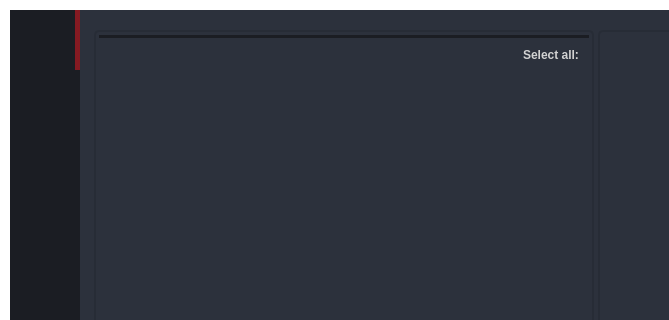
Old version of the form stdatalog_gui/UI/Ui_MainWindow.ui in the repository STMicroelectronics/stdatalog_gui; both pictures show x 0 to 669 and y 0 to 320 of the 1102 by 1086 pixel window.
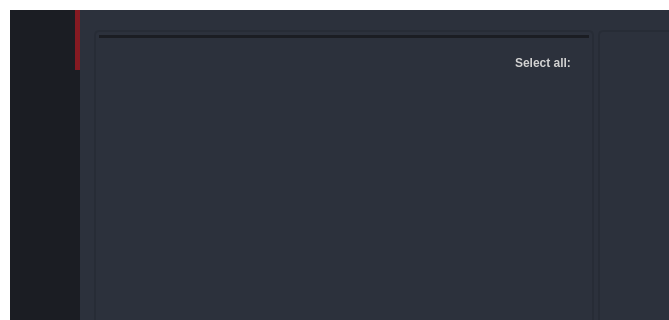
New version of the form. The open tabs and pages were chosen to show the change. Icons and pictures are not drawn.

Diff of the .ui file:
```diff
--- a/stdatalog_gui/UI/Ui_MainWindow.ui
+++ b/stdatalog_gui/UI/Ui_MainWindow.ui
@@ -397,6 +397,65 @@
     border-bottom-left-radius: 6px;
     border-top-right-radius: 6px;
     border-top-left-radius: 6px;
+}
+
+/* SPINBOX */
+QSpinBox {
+    color: rgb(255,255,255);
+    background-color: rgb(27, 29, 35);
+    border-radius: 5px;
+    border: 2px solid rgb(27, 29, 35);
+    padding-left: 10px;
+}
+QSpinBox:hover {
+    border: 2px solid rgb(58, 66, 81);
+}
+QSpinBox:focus {
+    border: 2px solid rgb(91, 101, 124);
+}
+QSpinBox:disabled {
+    color: rgb(60,60,60);
+	border: 2px solid rgb(32, 32, 32);
+}
+
+QSpinBox::up-button {
+    subcontrol-origin: border;
+    subcontrol-position: top right;
+    width: 16px;
+    border: 1px solid rgb(58, 66, 81);
+}
+QSpinBox::down-button {
+    subcontrol-origin: border;
+    subcontrol-position: bottom right;
+    width: 16px;
+    border: 1px solid rgb(58, 66, 81);
+}
+
+QSpinBox::up-button:hover {
+	background-color: rgb(52, 59, 72);
+}
+QSpinBox::down-button:hover {
+	background-color: rgb(52, 59, 72);
+}
+
+QSpinBox::up-arrow {
+    image: url(:/icons/icons/outline_keyboard_arrow_up_white_18dp.png);
+    width: 10px;
+    height: 10px;
+}
+QSpinBox::down-arrow {
+    image: url(:/icons/icons/outline_keyboard_arrow_down_white_18dp.png);
+    width: 10px;
+    height: 10px;
+}
+
+QSpinBox::up-arrow:hover {
+    width: 16px;
+    height: 16px;
+}
+QSpinBox::down-arrow:hover {
+    width: 16px;
+    height: 16px;
 }</string>
       </property>
       <property name="frameShape">
@@ -899,8 +958,8 @@
                       <property name="frameShadow">
                        <enum>QFrame::Raised</enum>
                       </property>
-                      <layout class="QVBoxLayout" name="verticalLayout_17">
-                       <item>
+                      <layout class="QVBoxLayout" name="verticalLayout_11">
+                       <item alignment="Qt::AlignmentFlag::AlignRight">
                         <widget class="QFrame" name="frame_log_file_options">
                          <property name="frameShape">
                           <enum>QFrame::StyledPanel</enum>
@@ -1119,8 +1178,8 @@
                             <rect>
                              <x>0</x>
                              <y>0</y>
-                             <width>482</width>
-                             <height>45</height>
+                             <width>496</width>
+                             <height>1003</height>
                             </rect>
                            </property>
                            <layout class="QVBoxLayout" name="verticalLayout_3">
@@ -1190,22 +1249,7 @@
                                 <height>0</height>
                                </size>
                               </property>
-                              <layout class="QVBoxLayout" name="verticalLayout_11">
-                               <property name="spacing">
-                                <number>0</number>
-                               </property>
-                               <property name="leftMargin">
-                                <number>0</number>
-                               </property>
-                               <property name="topMargin">
-                                <number>0</number>
-                               </property>
-                               <property name="rightMargin">
-                                <number>0</number>
-                               </property>
-                               <property name="bottomMargin">
-                                <number>0</number>
-                               </property>
+                              <layout class="QVBoxLayout" name="verticalLayout_17">
                                <item>
                                 <widget class="QFrame" name="select_all_frame">
                                  <property name="minimumSize">
@@ -1214,14 +1258,90 @@
                                    <height>0</height>
                                   </size>
                                  </property>
-                                 <property name="frameShape">
-                                  <enum>QFrame::StyledPanel</enum>
+                                 <property name="cursor">
+                                  <cursorShape>ArrowCursor</cursorShape>
+                                 </property>
+                                 <property name="styleSheet">
+                                  <string notr="true">QFrame {
+	 border: transparent
+}
+QLineEdit {
+	background-color: rgb(27, 29, 35);
+	border-radius: 5px;
+	border: 2px solid rgb(27, 29, 35);
+	padding-left: 10px;
+}
+QLineEdit:hover {
+	border: 2px solid rgb(64, 71, 88);
+}
+QLineEdit:focus {
+	border: 2px solid rgb(91, 101, 124);
+}
+QLineEdit:disabled {
+	background-color: rgb(36, 40, 48);
+	border: 2px solid rgb(32, 32, 32);
+}
+QComboBox{
+	background-color: rgb(27, 29, 35);
+	border-radius: 5px;
+	border: 2px solid rgb(27, 29, 35);
+	padding: 5px;
+	padding-left: 10px;
+}
+QComboBox:hover{
+	border: 2px solid rgb(64, 71, 88);
+}
+QComboBox:focus {
+	border: 2px solid rgb(91, 101, 124);
+}
+QComboBox QAbstractItemView {
+	color: rgb(85, 170, 255);	
+	background-color: rgb(27, 29, 35);
+	padding: 10px;
+	selection-background-color: rgb(39, 44, 54);
+}
+QComboBox:disabled {
+	background-color: rgb(36, 40, 48);
+	border: 2px solid rgb(32, 32, 32);
+}
+
+/* RADIO BUTTON */
+QRadioButton::indicator {
+    border: 3px solid rgb(52, 59, 72);
+	width: 15px;
+	height: 15px;
+	border-radius: 10px;
+    background: rgb(44, 49, 60);
+}
+QRadioButton::indicator:hover {
+    border: 3px solid rgb(58, 66, 81);
+}
+QRadioButton::indicator:checked {
+    background: 3px solid rgb(94, 106, 130);
+	border: 3px solid rgb(52, 59, 72);	
+}
+</string>
                                  </property>
                                  <property name="frameShadow">
                                   <enum>QFrame::Raised</enum>
                                  </property>
-                                 <layout class="QHBoxLayout" name="horizontalLayout_5">
-                                  <item alignment="Qt::AlignRight">
+                                 <layout class="QHBoxLayout" name="horizontalLayout_11">
+                                  <property name="spacing">
+                                   <number>24</number>
+                                  </property>
+                                  <property name="leftMargin">
+                                   <number>9</number>
+                                  </property>
+                                  <property name="topMargin">
+                                   <number>9</number>
+                                  </property>
+                                  <property name="rightMargin">
+                                   <number>9</number>
+                                  </property>
+                                  <property name="bottomMargin">
+                                   <number>9</number>
+                                  </property>
+                                  <item alignment="Qt::AlignmentFlag::AlignRight">
                                    <widget class="QLabel" name="select_all_label">
                                     <property name="font">
                                      <font>
```
Left out of the diff: 259 changed lines with no effect on the pictures.
